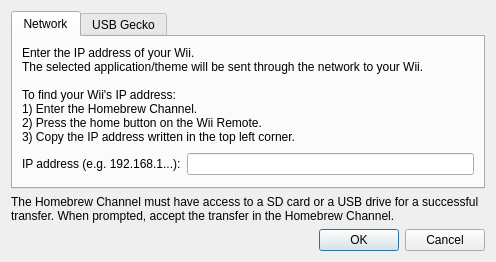
First picture: the form in gui/SendDialog.ui, repository dhtdht020/osc-dl, before the edit.
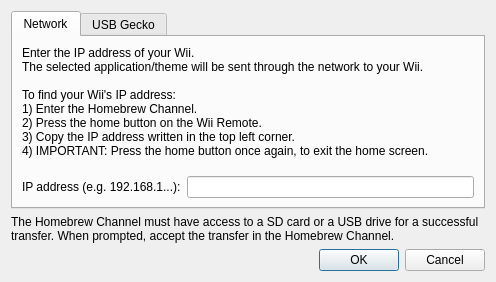
Second picture: the form after the edit.

Commit message: Clarified IP address retrieval instructions

```diff
--- a/gui/SendDialog.ui
+++ b/gui/SendDialog.ui
@@ -7,7 +7,7 @@
     <x>0</x>
     <y>0</y>
     <width>484</width>
-    <height>262</height>
+    <height>282</height>
    </rect>
   </property>
   <property name="windowTitle">
@@ -32,10 +32,23 @@
          <item>
           <widget class="QLabel" name="IPDes">
            <property name="text">
-            <string>&lt;html&gt;&lt;head/&gt;&lt;body&gt;&lt;p&gt;Enter the IP address of your Wii.&lt;br/&gt;The selected application/theme will be sent through the network to your Wii.&lt;br/&gt;&lt;br/&gt;To find your Wii's IP address:&lt;br/&gt;1) Enter the Homebrew Channel.&lt;br/&gt;2) Press the home button on the Wii Remote.&lt;br/&gt;3) Copy the IP address written in the top left corner.&lt;/p&gt;&lt;/body&gt;&lt;/html&gt;</string>
+            <string>&lt;html&gt;&lt;head/&gt;&lt;body&gt;&lt;p&gt;Enter the IP address of your Wii.&lt;br/&gt;The selected application/theme will be sent through the network to your Wii.&lt;br/&gt;&lt;br/&gt;To find your Wii's IP address:&lt;br/&gt;1) Enter the Homebrew Channel.&lt;br/&gt;2) Press the home button on the Wii Remote.&lt;br/&gt;3) Copy the IP address written in the top left corner.&lt;br/&gt;4) IMPORTANT: Press the home button once again, to exit the home screen.&lt;/p&gt;&lt;/body&gt;&lt;/html&gt;</string>
            </property>
           </widget>
          </item>
+         <item>
+          <spacer name="verticalSpacer_2">
+           <property name="orientation">
+            <enum>Qt::Vertical</enum>
+           </property>
+           <property name="sizeHint" stdset="0">
+            <size>
+             <width>20</width>
+             <height>40</height>
+            </size>
+           </property>
+          </spacer>
+         </item>
          <item>
           <widget class="QFrame" name="frame">
            <layout class="QHBoxLayout" name="horizontalLayout">
```
Left out of the diff: 13 changed lines with no effect on the pictures. The commit also changes 1 other file.
